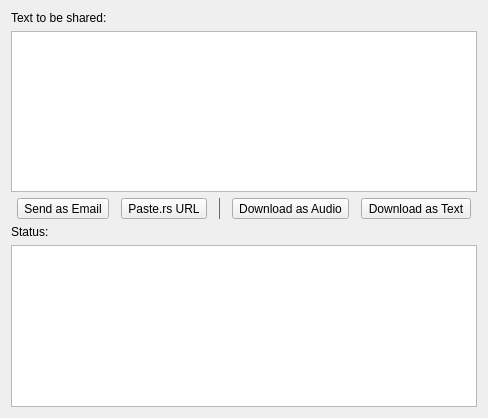
The window that src/share.ui (keshavbhatt/glate) describes before a commit, drawn with Qt 5.
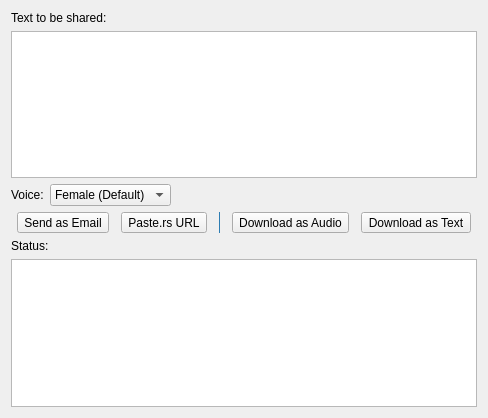
The same window after the commit. Icons and pictures are not drawn.

The edit to the form file:
```diff
--- a/src/share.ui
+++ b/src/share.ui
@@ -24,6 +24,44 @@
    <item>
     <widget class="QPlainTextEdit" name="translation"/>
    </item>
+   <item>
+    <layout class="QHBoxLayout" name="voiceLayout">
+     <item>
+      <widget class="QLabel" name="voiceLabel">
+       <property name="text">
+        <string>Voice:</string>
+       </property>
+      </widget>
+     </item>
+     <item>
+      <widget class="QComboBox" name="voiceGender">
+       <item>
+        <property name="text">
+         <string>Female (Default)</string>
+        </property>
+       </item>
+       <item>
+        <property name="text">
+         <string>Male</string>
+        </property>
+       </item>
+      </widget>
+     </item>
+     <item>
+      <spacer name="horizontalSpacerVoice">
+       <property name="orientation">
+        <enum>Qt::Orientation::Horizontal</enum>
+       </property>
+       <property name="sizeHint" stdset="0">
+        <size>
+         <width>40</width>
+         <height>20</height>
+        </size>
+       </property>
+      </spacer>
+     </item>
+    </layout>
+   </item>
    <item>
     <layout class="QHBoxLayout" name="horizontalLayout">
      <item>
```
